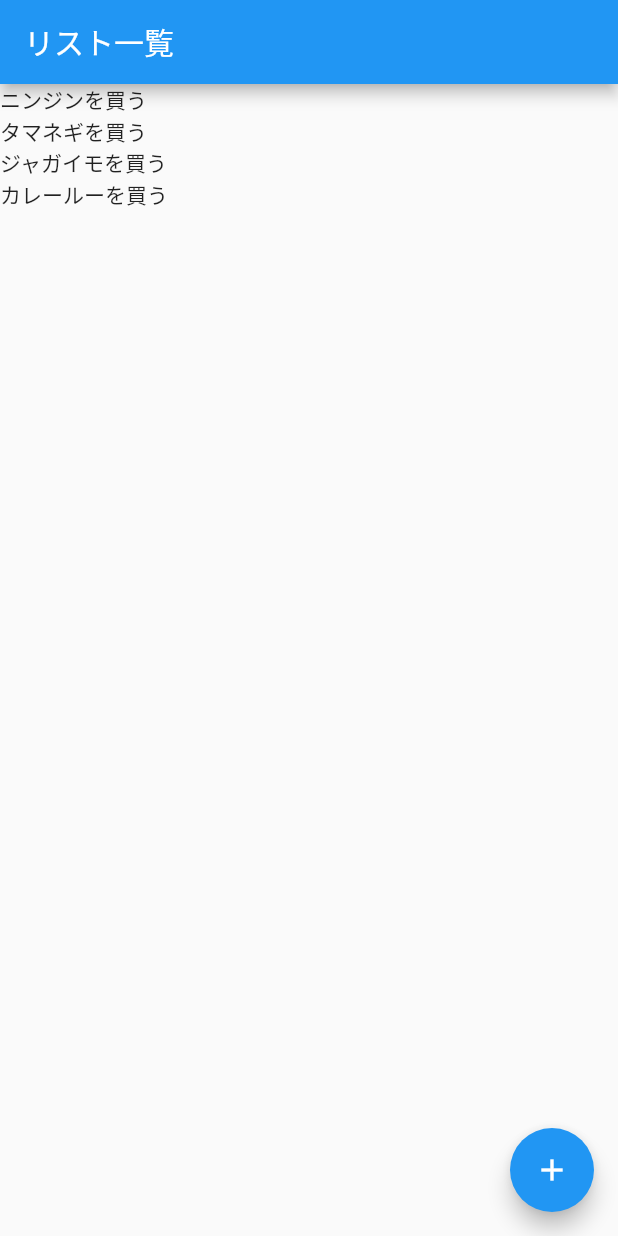
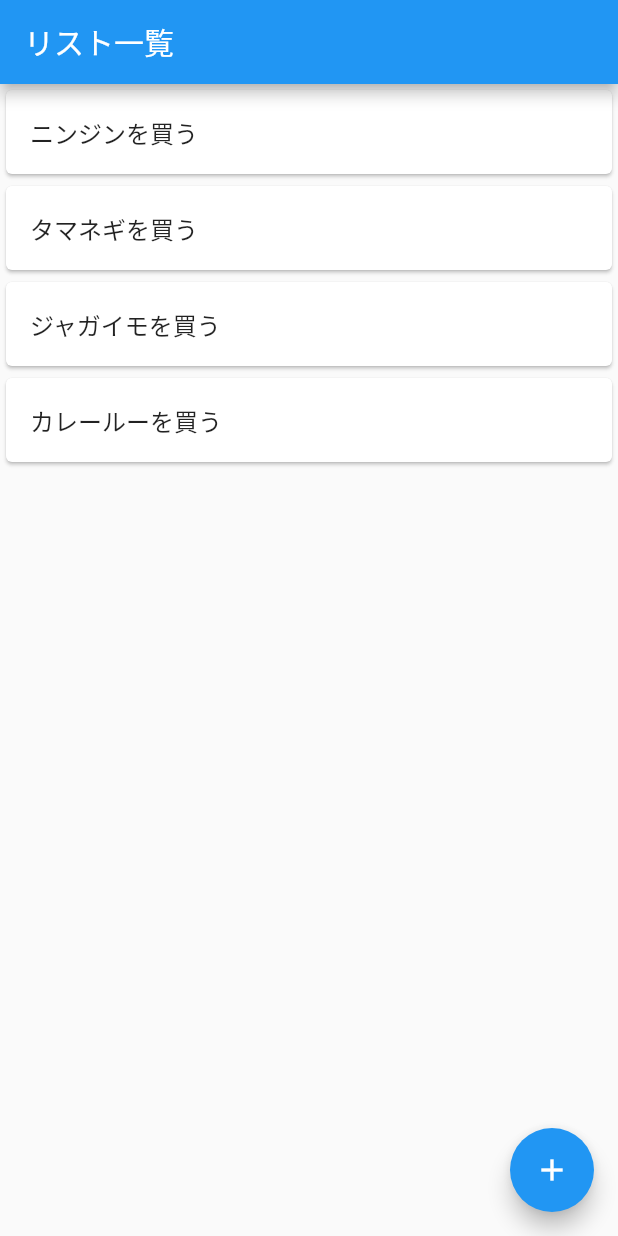
Before and after one commit to Naruse-Kazuki/Todo_App, a Flutter app: the screen it shows after launch, on a phone screen of 412 x 824 dp. Run offline on Flutter 3.47's test engine with Material 2 defaults, Android fonts, the phone set to English and light mode, and no system bars.

Commit message:
modify_list_style

```diff
--- a/lib/main.dart
+++ b/lib/main.dart
@@ -34,10 +34,28 @@ class TodoListPage extends StatelessWidget {
       ),
       body: ListView(
         children: <Widget>[
-          Text('ニンジンを買う'),
-          Text('タマネギを買う'),
-          Text('ジャガイモを買う'),
-          Text('カレールーを買う'),
+          // *** 追加する部分 ***
+          // CardとListTileを使い、簡単に整ったUIを作成
+          Card(
+            child: ListTile(
+              title: Text('ニンジンを買う'),
+            ),
+          ),
+          Card(
+            child: ListTile(
+              title: Text('タマネギを買う'),
+            ),
+          ),
+          Card(
+            child: ListTile(
+              title: Text('ジャガイモを買う'),
+            ),
+          ),
+          Card(
+            child: ListTile(
+              title: Text('カレールーを買う'),
+            ),
+          ),
         ],
       ),
       floatingActionButton: FloatingActionButton(
```
